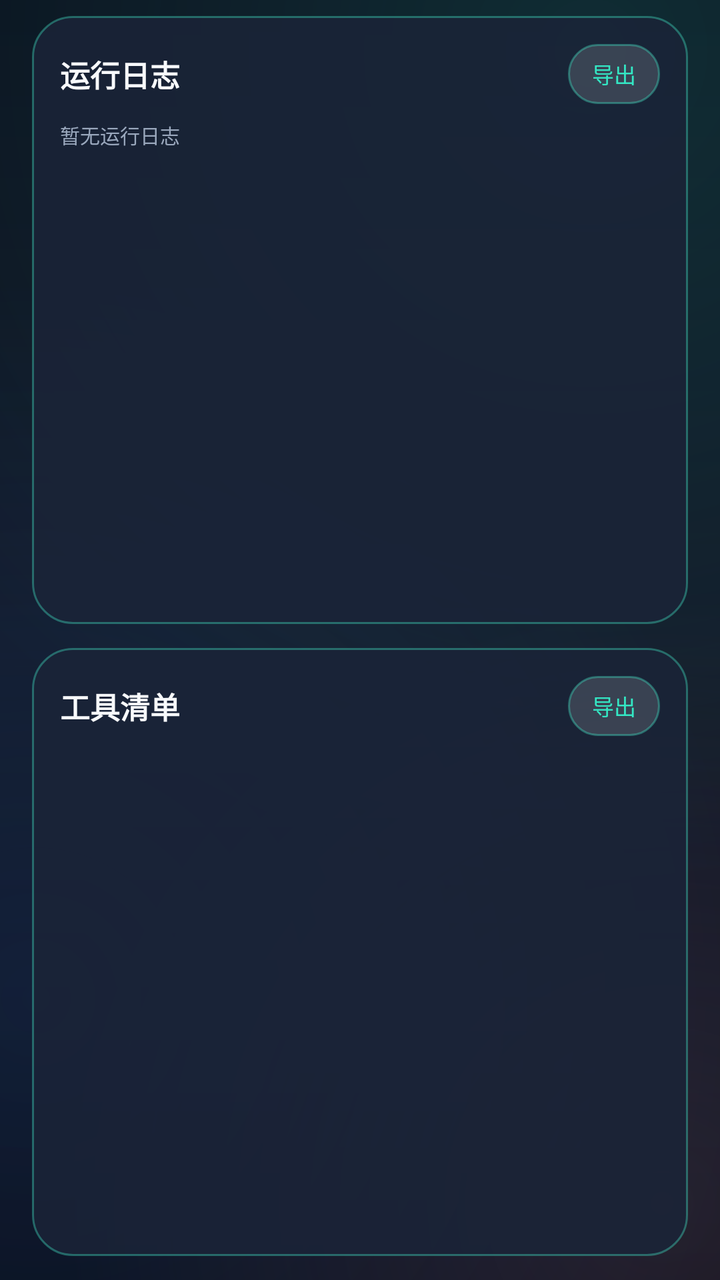
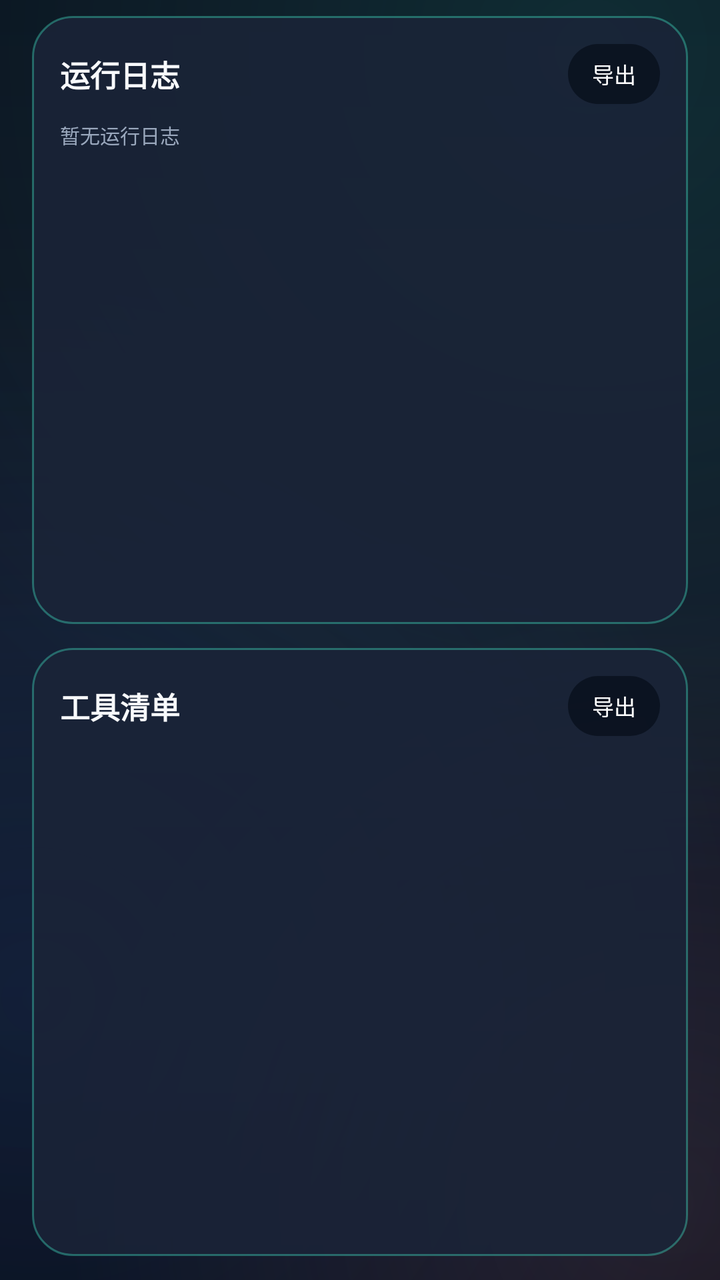

Two renders of the same Android screen: before a commit and after it. Below are the layout's source before the change and the commit's diff.
<!-- AndroidManifest.xml: application theme Theme.Sagittarius -->
<!-- res/layout/fragment_agent_terminal.xml -->
<?xml version="1.0" encoding="utf-8"?>
<LinearLayout xmlns:android="http://schemas.android.com/apk/res/android"
    android:layout_width="match_parent"
    android:layout_height="match_parent"
    android:orientation="vertical"
    android:paddingStart="16dp"
    android:paddingTop="8dp"
    android:paddingEnd="16dp"
    android:paddingBottom="12dp">

    <LinearLayout
        android:id="@+id/cardLogs"
        android:layout_width="match_parent"
        android:layout_height="0dp"
        android:layout_weight="1"
        android:background="@drawable/bg_agent_card"
        android:orientation="vertical"
        android:padding="14dp">

        <LinearLayout
            android:layout_width="match_parent"
            android:layout_height="wrap_content"
            android:gravity="center_vertical"
            android:orientation="horizontal">

            <TextView
                android:layout_width="0dp"
                android:layout_height="wrap_content"
                android:layout_weight="1"
                android:text="@string/agent_terminal_logs_title"
                android:textColor="?attr/blTextPrimary"
                android:textSize="15sp"
                android:textStyle="bold" />

            <TextView
                android:id="@+id/tvLogSummary"
                android:layout_width="wrap_content"
                android:layout_height="wrap_content"
                android:layout_marginEnd="10dp"
                android:textColor="?attr/blTextTertiary"
                android:textSize="10sp" />

            <TextView
                android:id="@+id/btnExportLogs"
                android:layout_width="wrap_content"
                android:layout_height="30dp"
                android:background="@drawable/bg_agent_pill"
                android:gravity="center"
                android:paddingStart="12dp"
                android:paddingEnd="12dp"
                android:text="@string/agent_terminal_export"
                android:textColor="?attr/blAccent"
                android:textSize="11sp" />
        </LinearLayout>

        <ScrollView
            android:id="@+id/logScroll"
            android:layout_width="match_parent"
            android:layout_height="0dp"
            android:layout_marginTop="8dp"
            android:layout_weight="1"
            android:overScrollMode="never"
            android:scrollbars="none">

            <TextView
                android:id="@+id/tvLogWindow"
                android:layout_width="match_parent"
                android:layout_height="wrap_content"
                android:fontFamily="monospace"
                android:lineSpacingExtra="2dp"
                android:text="@string/agent_terminal_logs_empty"
                android:textColor="?attr/blTextSecondary"
                android:textSize="10sp" />
        </ScrollView>
    </LinearLayout>

    <LinearLayout
        android:id="@+id/cardTools"
        android:layout_width="match_parent"
        android:layout_height="0dp"
        android:layout_marginTop="12dp"
        android:layout_weight="1"
        android:background="@drawable/bg_agent_card"
        android:orientation="vertical"
        android:padding="14dp">

        <LinearLayout
            android:layout_width="match_parent"
            android:layout_height="wrap_content"
            android:gravity="center_vertical"
            android:orientation="horizontal">

            <TextView
                android:layout_width="0dp"
                android:layout_height="wrap_content"
                android:layout_weight="1"
                android:text="@string/agent_terminal_tools_title"
                android:textColor="?attr/blTextPrimary"
                android:textSize="15sp"
                android:textStyle="bold" />

            <TextView
                android:id="@+id/tvToolSummary"
                android:layout_width="wrap_content"
                android:layout_height="wrap_content"
                android:layout_marginEnd="10dp"
                android:textColor="?attr/blTextTertiary"
                android:textSize="10sp" />

            <TextView
                android:id="@+id/btnExportTools"
                android:layout_width="wrap_content"
                android:layout_height="30dp"
                android:background="@drawable/bg_agent_pill"
                android:gravity="center"
                android:paddingStart="12dp"
                android:paddingEnd="12dp"
                android:text="@string/agent_terminal_export"
                android:textColor="?attr/blAccent"
                android:textSize="11sp" />
        </LinearLayout>

        <ScrollView
            android:id="@+id/toolScroll"
            android:layout_width="match_parent"
            android:layout_height="0dp"
            android:layout_marginTop="8dp"
            android:layout_weight="1"
            android:overScrollMode="never"
            android:scrollbars="none">

            <LinearLayout
                android:id="@+id/toolContainer"
                android:layout_width="match_parent"
                android:layout_height="wrap_content"
                android:orientation="vertical" />
        </ScrollView>
    </LinearLayout>
</LinearLayout>
<!-- resources referenced by this layout -->
<resources>
  <!-- drawable bg_agent_card (drawable) -->
  <?xml version="1.0" encoding="utf-8"?>
  <shape xmlns:android="http://schemas.android.com/apk/res/android"
      android:shape="rectangle">
      <solid android:color="?attr/blCardFillTop" />
      <corners android:radius="20dp" />
      <stroke
          android:width="1dp"
          android:color="?attr/blCardStrokeStart" />
  </shape>
  <!-- drawable bg_agent_pill (drawable) -->
  <?xml version="1.0" encoding="utf-8"?>
  <shape xmlns:android="http://schemas.android.com/apk/res/android" android:shape="rectangle">
      <solid android:color="?attr/blIconCircle" />
      <corners android:radius="24dp" />
      <stroke android:width="1dp" android:color="?attr/blCardStrokeStart" />
  </shape>
  <string name="agent_terminal_export">导出</string>
  <string name="agent_terminal_logs_empty">暂无运行日志</string>
  <string name="agent_terminal_logs_title">运行日志</string>
  <string name="agent_terminal_tools_title">工具清单</string>
  <style name="Theme.Sagittarius" parent="Theme.Sagittarius.Black" />
  <color name="accent_teal">#34E7C4</color>
  <color name="text_primary">#F8FAFC</color>
  <color name="accent_blue">#3B82F6</color>
  <color name="bg_deep_2">#111827</color>
  <color name="surface_card">#B31A2438</color>
  <color name="text_secondary">#9AA8BD</color>
  <color name="bg_deep">#0A0F1D</color>
  <style name="ThemeOverlay.Sagittarius.Dialog" parent="ThemeOverlay.Material3.MaterialAlertDialog">
          <item name="colorSurface">#182134</item>
          <item name="colorOnSurface">@color/text_primary</item>
          <item name="colorPrimary">@color/accent_teal</item>
      </style>
  <!-- drawable bg_input (drawable) -->
  <?xml version="1.0" encoding="utf-8"?>
  <shape xmlns:android="http://schemas.android.com/apk/res/android" android:shape="rectangle">
      <solid android:color="?attr/blInputFill" />
      <corners android:radius="16dp" />
      <stroke android:width="1dp" android:color="?attr/blInputStroke" />
  </shape>
  <!-- drawable bg_search (drawable) -->
  <?xml version="1.0" encoding="utf-8"?>
  <shape xmlns:android="http://schemas.android.com/apk/res/android" android:shape="rectangle">
      <solid android:color="?attr/blInputFill" />
      <corners android:radius="16dp" />
      <stroke android:width="1dp" android:color="?attr/blInputStroke" />
  </shape>
  <!-- drawable bg_metric_tile (drawable) -->
  <?xml version="1.0" encoding="utf-8"?>
  <shape xmlns:android="http://schemas.android.com/apk/res/android" android:shape="rectangle">
      <solid android:color="?attr/blMetricTile" />
      <corners android:radius="14dp" />
      <stroke android:width="1dp" android:color="?attr/blDivider" />
  </shape>
  <!-- drawable bg_icon_circle (drawable) -->
  <?xml version="1.0" encoding="utf-8"?>
  <shape xmlns:android="http://schemas.android.com/apk/res/android" android:shape="oval">
      <solid android:color="?attr/blIconCircle" />
  </shape>
  <!-- drawable bg_glass_icon_button (drawable) -->
  <?xml version="1.0" encoding="utf-8"?>
  <shape xmlns:android="http://schemas.android.com/apk/res/android" android:shape="rectangle">
      <solid android:color="?attr/blIconButton" />
      <corners android:radius="14dp" />
      <stroke android:width="1dp" android:color="?attr/blDivider" />
  </shape>
  <!-- drawable bg_gradient_hairline (drawable) -->
  <?xml version="1.0" encoding="utf-8"?>
  <shape xmlns:android="http://schemas.android.com/apk/res/android" android:shape="rectangle">
      <gradient
          android:angle="0"
          android:startColor="?attr/blGradientStart"
          android:centerColor="?attr/blGradientMid"
          android:endColor="?attr/blGradientEnd" />
  </shape>
  <!-- drawable bg_floating_button (drawable) -->
  <?xml version="1.0" encoding="utf-8"?>
  <shape xmlns:android="http://schemas.android.com/apk/res/android" android:shape="rectangle">
      <solid android:color="?attr/blFloatingButtonFill" />
      <corners android:radius="12dp" />
      <stroke android:width="1dp" android:color="?attr/blFloatingButtonStroke" />
  </shape>
  <!-- unchanged entries left out for length: 6 -->
</resources>

<!-- the commit's change to res/layout/fragment_agent_terminal.xml (unified diff, before → after) -->
@@ -44,12 +44,12 @@
                 android:id="@+id/btnExportLogs"
                 android:layout_width="wrap_content"
                 android:layout_height="30dp"
-                android:background="@drawable/bg_agent_pill"
+                android:background="@drawable/bg_agent_ink"
                 android:gravity="center"
                 android:paddingStart="12dp"
                 android:paddingEnd="12dp"
                 android:text="@string/agent_terminal_export"
-                android:textColor="?attr/blAccent"
+                android:textColor="#FFFFFF"
                 android:textSize="11sp" />
         </LinearLayout>
 
@@ -111,12 +111,12 @@
                 android:id="@+id/btnExportTools"
                 android:layout_width="wrap_content"
                 android:layout_height="30dp"
-                android:background="@drawable/bg_agent_pill"
+                android:background="@drawable/bg_agent_ink"
                 android:gravity="center"
                 android:paddingStart="12dp"
                 android:paddingEnd="12dp"
                 android:text="@string/agent_terminal_export"
-                android:textColor="?attr/blAccent"
+                android:textColor="#FFFFFF"
                 android:textSize="11sp" />
         </LinearLayout>
 
<!-- resource entries referenced after the edit -->
@@ -10,12 +10,12 @@
           android:width="1dp"
           android:color="?attr/blCardStrokeStart" />
   </shape>
-  <!-- drawable bg_agent_pill (drawable) -->
+  <!-- drawable bg_agent_ink (drawable) -->
   <?xml version="1.0" encoding="utf-8"?>
-  <shape xmlns:android="http://schemas.android.com/apk/res/android" android:shape="rectangle">
-      <solid android:color="?attr/blIconCircle" />
-      <corners android:radius="24dp" />
-      <stroke android:width="1dp" android:color="?attr/blCardStrokeStart" />
+  <shape xmlns:android="http://schemas.android.com/apk/res/android"
+      android:shape="rectangle">
+      <solid android:color="#E60B1220" />
+      <corners android:radius="22dp" />
   </shape>
   <string name="agent_terminal_export">导出</string>
   <string name="agent_terminal_logs_empty">暂无运行日志</string>
